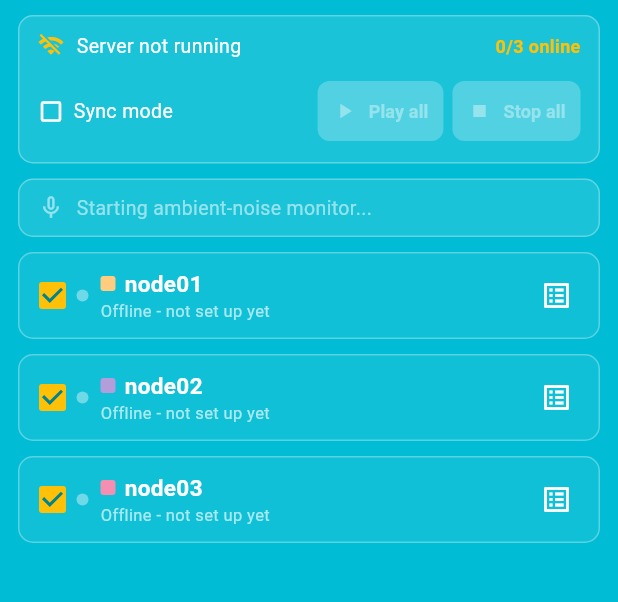
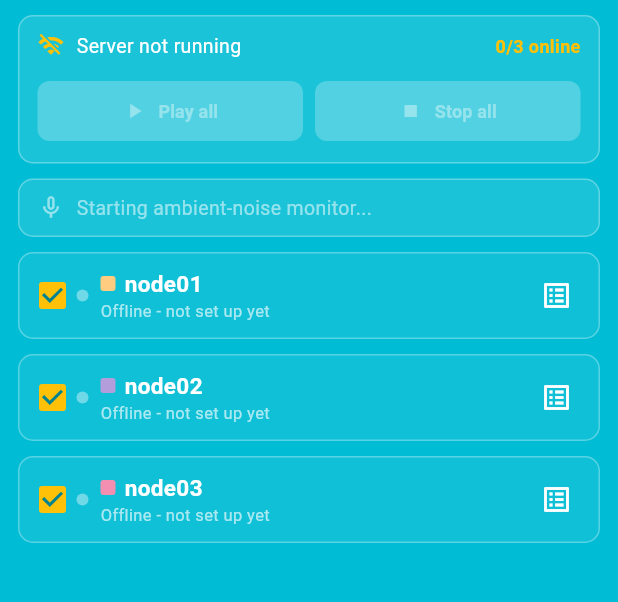
Before and after one commit to YongWu-Leon/HearingProject, a Flutter app: the screen it shows after launch, on a phone screen of 412 x 824 dp, the part 84-686 px from its top. Run offline on Flutter 3.47's test engine with Material 3 defaults, Android fonts, the light colour scheme and no system bars; our stand-ins replace permission_handler, share_plus, shelf, shelf_web_socket, sqflite; missing offline and left inert: flutter_foreground_task, noise_meter; accounts and stored records are empty.

Commit message:
Remove sync mode; raise ambient-noise warn threshold
Sync mode's only distinct action -- copy one node's settings onto the others --
was already hidden, so the toggle did nothing that "Play all" does not: Play all
already starts every selected node together. Removed the toggle, the dead copy
button, and the applyToSelected plumbing.

Also raise the ambient-noise "too noisy" threshold to a provisional 70 (device
dB, uncalibrated) so a normal quiet room no longer trips it. The real value must
be set by calibrating the phone mic against a sound-level meter.

```diff
--- a/code/hearing_client/lib/screens/home_screen.dart
+++ b/code/hearing_client/lib/screens/home_screen.dart
@@ -123,7 +123,6 @@ class _HomeScreenState extends State<HomeScreen> {
                     key: ValueKey(n.nodeId),
                     node: n,
                     server: _server,
-                    syncMode: _server.syncMode,
                     onToggleExpand: () =>
                         setState(() => n.expanded = !n.expanded),
                     onOpenRecords: () => _openRecords(nodeId: n.nodeId),
@@ -177,28 +176,7 @@ class _HomeScreenState extends State<HomeScreen> {
           Row(
             children: [
               Expanded(
-                child: GestureDetector(
-                  onTap: () =>
-                      setState(() => _server.syncMode = !_server.syncMode),
-                  child: Row(
-                    children: [
-                      Icon(
-                        _server.syncMode
-                            ? Icons.check_box
-                            : Icons.check_box_outline_blank,
-                        color: Colors.white,
-                        size: 18,
-                      ),
-                      const SizedBox(width: 6),
-                      const Flexible(
-                        child: Text('Sync mode',
-                            style: TextStyle(color: Colors.white, fontSize: 13)),
-                      ),
-                    ],
-                  ),
-                ),
-              ),
-              _globalButton(
+                child: _globalButton(
                   label: 'Play all',
                   icon: Icons.play_arrow,
                   color: Colors.green.shade700,
@@ -208,8 +186,10 @@ class _HomeScreenState extends State<HomeScreen> {
                     _showStatus('Started $selected selected node(s)');
                   },
                 ),
-              const SizedBox(width: 6),
-              _globalButton(
+              ),
+              const SizedBox(width: 8),
+              Expanded(
+                child: _globalButton(
                   label: 'Stop all',
                   icon: Icons.stop,
                   color: Colors.orange.shade700,
@@ -218,6 +198,7 @@ class _HomeScreenState extends State<HomeScreen> {
                     _server.stopSelected();
                     _showStatus('Stopped $selected selected node(s)');
                   },
+                ),
               ),
             ],
           ),
--- a/code/hearing_client/lib/services/ambient_monitor.dart
+++ b/code/hearing_client/lib/services/ambient_monitor.dart
@@ -21,7 +21,7 @@ class AmbientMonitor extends ChangeNotifier {
   /// hardware against a sound-level meter.
   final double warnDb;
 
-  AmbientMonitor({this.warnDb = 55});
+  AmbientMonitor({this.warnDb = 70});
 
   final KalmanFilter _filter = KalmanFilter();
   NoiseMeter? _meter;
```
Also changed, not shown: code/hearing_client/lib/services/ws_server.dart (+0 -17 lines), code/hearing_client/lib/widgets/node_card.dart (+0 -26 lines). Lines whose indentation alone changed are shown as unchanged.
